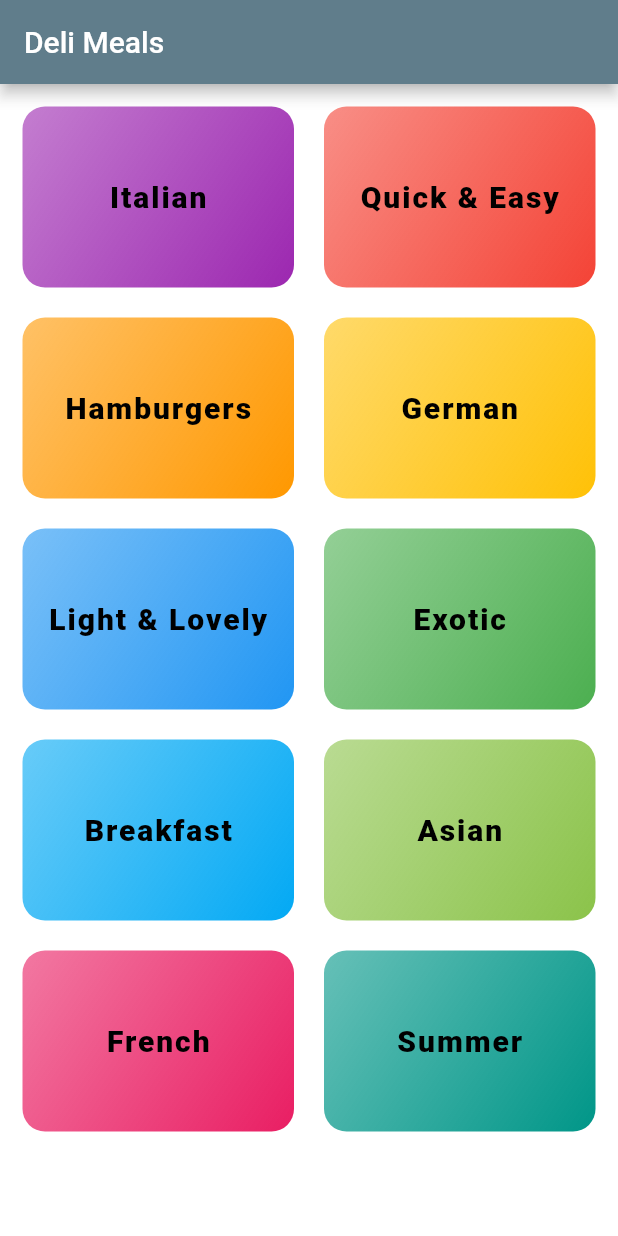
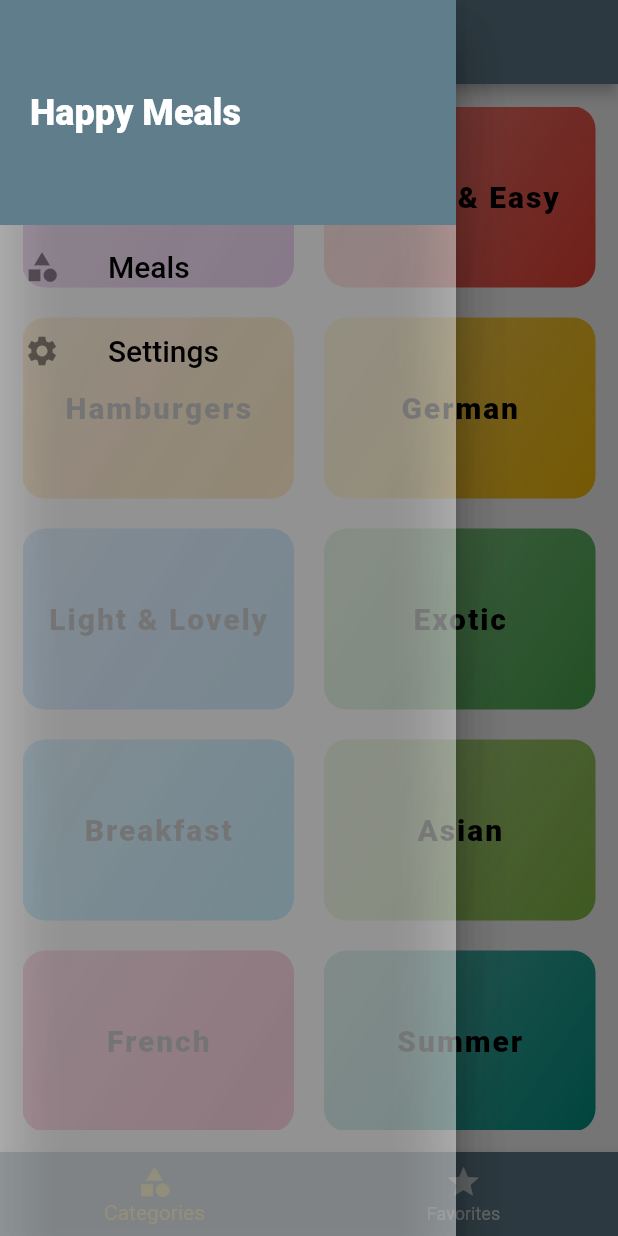
Before and after one commit to bluex4556/udemy_flutter_course, a Flutter app: the screen it shows after launch, with the side drawer open (before the commit the screen has no drawer), on a phone screen of 412 x 824 dp. Run offline on Flutter 3.47's test engine with Material 2 defaults, Android fonts, the phone set to English and light mode, and no system bars.

Commit message:
Added Tabs and Drawer

```diff
--- a/meals_app/lib/main.dart
+++ b/meals_app/lib/main.dart
@@ -1,7 +1,8 @@
 import 'package:flutter/material.dart';
-import 'package:mealsapp/screens/categories_screen.dart';
 import 'package:mealsapp/screens/category_meals_screen.dart';
 import 'package:mealsapp/screens/meal_deatail_screen.dart';
+import 'package:mealsapp/screens/settings_screen.dart';
+import 'package:mealsapp/screens/tabs_screen.dart';
 
 void main() => runApp(MyApp());
 
@@ -19,10 +20,11 @@ class MyApp extends StatelessWidget {
           body2: TextStyle(color: Colors.black, fontSize: 20),
         )
       ),
-      home: CategoriesScreen(),
+      home: TabsScreen(),
       routes: {
         CategoryMealsScreen.routeName: (_)=>CategoryMealsScreen(),
         MealDetailScreen.routeName: (_)=>MealDetailScreen(),
+        SettingsPage.routeName: (_)=>SettingsPage(),
       },
     );
   }
--- a/meals_app/lib/screens/categories_screen.dart
+++ b/meals_app/lib/screens/categories_screen.dart
@@ -6,9 +6,7 @@ import 'package:mealsapp/dummy_data.dart';
 class CategoriesScreen extends StatelessWidget {
   @override
   Widget build(BuildContext context) {
-    return Scaffold(
-      appBar: AppBar(title: Text("Deli Meals")),
-      body: Padding(
+    return Padding(
         padding: const EdgeInsets.all(15.0),
         child: GridView(
             gridDelegate: SliverGridDelegateWithMaxCrossAxisExtent(
@@ -24,7 +22,6 @@ class CategoriesScreen extends StatelessWidget {
                 categoryColor: category.color,
               );
             }).toList()),
-      ),
-    );
+      );
   }
 }
--- /dev/null
+++ b/meals_app/lib/screens/favorites_screen.dart
@@ -0,0 +1,8 @@
+import 'package:flutter/material.dart';
+
+class FavoritesScreen extends StatelessWidget {
+  @override
+  Widget build(BuildContext context) {
+    return Container(child: Text("Favorites"),);
+  }
+}
--- /dev/null
+++ b/meals_app/lib/screens/settings_screen.dart
@@ -0,0 +1,18 @@
+import 'package:flutter/material.dart';
+import 'package:mealsapp/widgets/main_drawer.dart';
+
+class SettingsPage extends StatelessWidget {
+
+  static const routeName = "/settings";
+
+  @override
+  Widget build(BuildContext context) {
+    return Scaffold(
+      appBar: AppBar(title: Text("Settings"),),
+      drawer: MainDrawer(),
+      body: Container(
+        child: Text("Settings"),
+      ),
+    );
+  }
+}
--- /dev/null
+++ b/meals_app/lib/screens/tabs_screen.dart
@@ -0,0 +1,53 @@
+import 'package:flutter/material.dart';
+import 'package:mealsapp/screens/categories_screen.dart';
+import 'package:mealsapp/screens/favorites_screen.dart';
+import 'package:mealsapp/widgets/main_drawer.dart';
+
+class TabsScreen extends StatefulWidget {
+  @override
+  _TabsScreenState createState() => _TabsScreenState();
+}
+
+class _TabsScreenState extends State<TabsScreen> {
+  final List<Map<String, Object>> _screens = [
+    {'screen': CategoriesScreen(), 'title': "Categories"},
+    {'screen': FavoritesScreen(), 'title': "Favorites"},
+  ];
+
+  int _selectedScreenIndex = 0;
+
+  void _selectIndex(int index) {
+    setState(() {
+      _selectedScreenIndex = index;
+    });
+  }
+
+  @override
+  Widget build(BuildContext context) {
+    return Scaffold(
+      appBar: AppBar(title: Text(_screens[_selectedScreenIndex]["title"])),
+      drawer: Drawer(
+        child: MainDrawer(),
+
+      ),
+      body: _screens[_selectedScreenIndex]['screen'],
+      bottomNavigationBar: BottomNavigationBar(
+        onTap: _selectIndex,
+        backgroundColor: Theme.of(context).primaryColor,
+        items: [
+          BottomNavigationBarItem(
+            icon: Icon(Icons.category),
+            title: Text("Categories"),
+          ),
+          BottomNavigationBarItem(
+            icon: Icon(Icons.star),
+            title: Text("Favorites"),
+          )
+        ],
+        unselectedItemColor: Colors.white70,
+        selectedItemColor: Colors.amberAccent,
+        currentIndex: _selectedScreenIndex,
+      ),
+    );
+  }
+}
--- /dev/null
+++ b/meals_app/lib/widgets/main_drawer.dart
@@ -0,0 +1,43 @@
+import 'package:flutter/material.dart';
+import 'package:mealsapp/screens/settings_screen.dart';
+
+class MainDrawer extends StatelessWidget {
+  Widget buildDrawerTile(String title, IconData icon, Function tapHandler) {
+    return ListTile(
+      leading: Icon(icon),
+      title: Text(title),
+      onTap: tapHandler,
+    );
+  }
+
+  @override
+  Widget build(BuildContext context) {
+    return Drawer(
+      child: Column(
+        children: <Widget>[
+          Container(
+            padding: const EdgeInsets.all(20),
+            width: double.infinity,
+            height: 150,
+            color: Colors.blueGrey,
+            alignment: Alignment.centerLeft,
+            child: Text(
+              "Happy Meals",
+              style: TextStyle(
+                color: Colors.white,
+                fontSize: 24,
+                fontWeight: FontWeight.w800,
+              ),
+            ),
+          ),
+          buildDrawerTile("Meals", Icons.category, () {
+            Navigator.of(context).pushReplacementNamed("/");
+          }),
+          buildDrawerTile("Settings", Icons.settings, (){
+            Navigator.of(context).pushReplacementNamed(SettingsPage.routeName);
+          }),
+        ],
+      ),
+    );
+  }
+}
```
